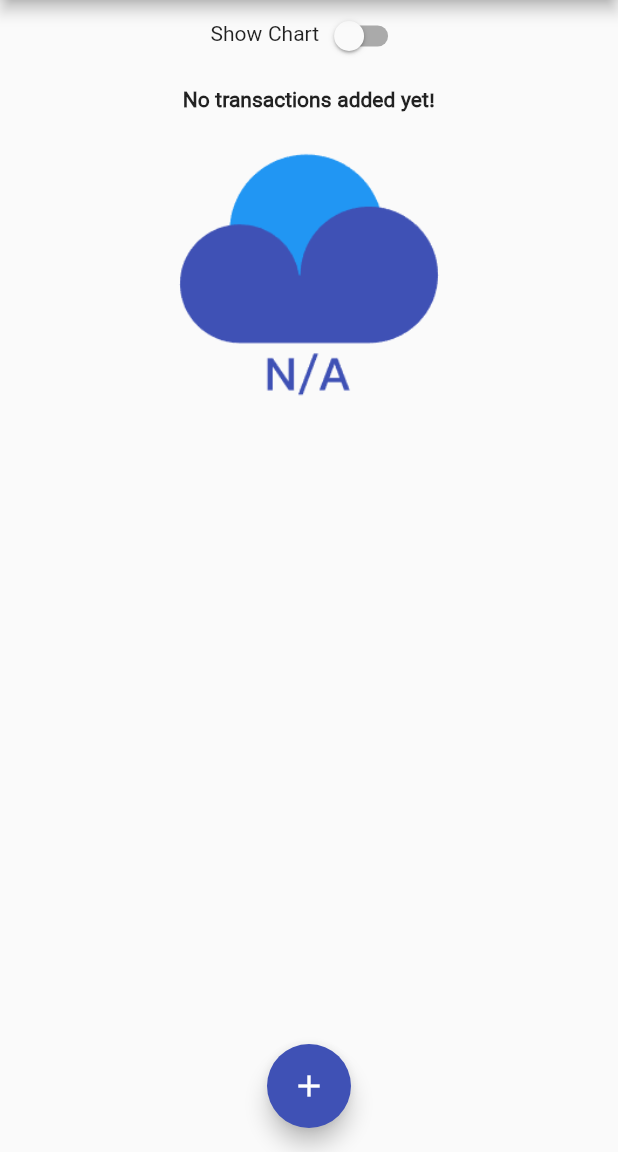
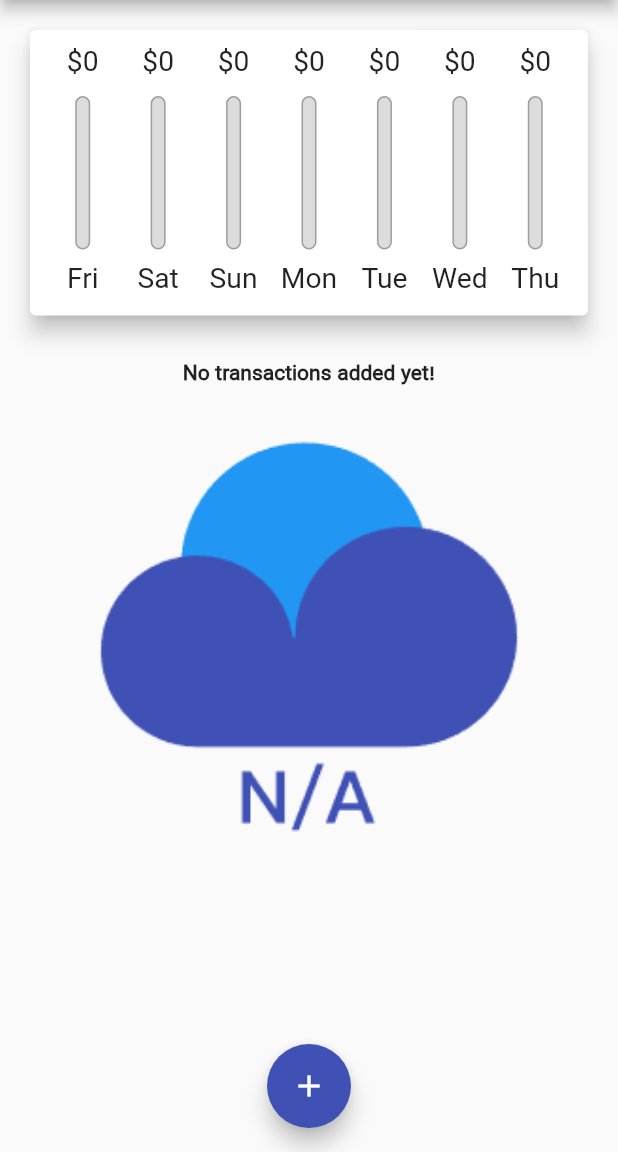
Before and after one commit to khakestari/personal_expenses_app, a Flutter app: the screen it shows after launch, on a phone screen of 412 x 824 dp, the part 84-1236 px from its top. Run offline on Flutter 3.47's test engine with Material 2 defaults, Android fonts, the phone set to English and light mode, and no system bars; our stand-ins replace flutter_svg; missing offline and left inert: dart:ffi.

```diff
--- a/lib/main.dart
+++ b/lib/main.dart
@@ -94,6 +94,8 @@ class _MyHomePageState extends State<MyHomePage> {
 
   @override
   Widget build(BuildContext context) {
+    final isLandscape =
+        MediaQuery.of(context).orientation == Orientation.landscape;
     final appBar = AppBar(
           title: Text('Personal Expenses'),
           actions: <Widget>[
@@ -102,6 +104,12 @@ class _MyHomePageState extends State<MyHomePage> {
                 icon: Icon(Icons.add))
           ],
     );
+    final txListWidget = Container(
+        height: (MediaQuery.of(context).size.height -
+                appBar.preferredSize.height -
+                MediaQuery.of(context).padding.top) *
+            0.7,
+        child: TransactionList(_userTransactions, _deleteTransaction));
     return Scaffold(
         appBar: appBar,
         body: SingleChildScrollView(
@@ -109,7 +117,8 @@ class _MyHomePageState extends State<MyHomePage> {
           crossAxisAlignment: CrossAxisAlignment.start,
           mainAxisAlignment: MainAxisAlignment.start,
           children: <Widget>[
-              Row(
+              if (isLandscape)
+                Row(
                 mainAxisAlignment: MainAxisAlignment.center,
                 children: <Widget>[
                   Text('Show Chart'),
@@ -122,20 +131,23 @@ class _MyHomePageState extends State<MyHomePage> {
                       })
                 ],
               ),
-              _showChart == true
-                  ? Container(
+              if (!isLandscape)
+                Container(
                       height: (MediaQuery.of(context).size.height -
                               appBar.preferredSize.height -
                               MediaQuery.of(context).padding.top) *
                           0.3,
-                      child: Chart(_recentTransactions))
-                  : Container(
-                      height: (MediaQuery.of(context).size.height -
+                    child: Chart(_recentTransactions)),
+              if (!isLandscape) txListWidget,
+              if (isLandscape)
+                _showChart
+                    ? Container(
+                        height: (MediaQuery.of(context).size.height -
                               appBar.preferredSize.height -
                               MediaQuery.of(context).padding.top) *
                           0.7,
-                      child: TransactionList(
-                          _userTransactions, _deleteTransaction)),
+                        child: Chart(_recentTransactions))
+                    : txListWidget
             ],
           ),
         ),
--- a/lib/widgets/transaction_list.dart
+++ b/lib/widgets/transaction_list.dart
@@ -1,6 +1,7 @@
 import 'dart:ffi';
 
 import 'package:flutter/material.dart';
+import 'package:flutter/rendering.dart';
 import 'package:intl/intl.dart';
 import 'package:personal_expenses_app/main.dart';
 import 'package:flutter_svg/flutter_svg.dart';
@@ -18,7 +19,8 @@ class TransactionList extends StatelessWidget {
       alignment: Alignment.center,
       height: MediaQuery.of(context).size.height * 0.6,
       child: transactions.isEmpty
-          ? Column(children: [
+          ? LayoutBuilder(builder: (context, Constraints) {
+              return Column(children: [
                 SizedBox(
                   height: 10,
                 ),
@@ -30,14 +32,15 @@ class TransactionList extends StatelessWidget {
                   height: 10,
                 ),
                 Container(
-                height: 200,
+                  height: Constraints.maxHeight * 0.6,
                   child: Image.asset(
                     'assets/images/1.png',
                     fit: BoxFit.cover,
                   ),
                 ),
                 //SvgPicture.asset('assets/image/minus-database-svgrepo-com.svg'),
-            ])
+              ]);
+            })
           : ListView.builder(
         itemBuilder: (ctx, index) {
                 return Card(
```
Also changed, not shown: 4 other files. Lines whose indentation alone changed are shown as unchanged.
